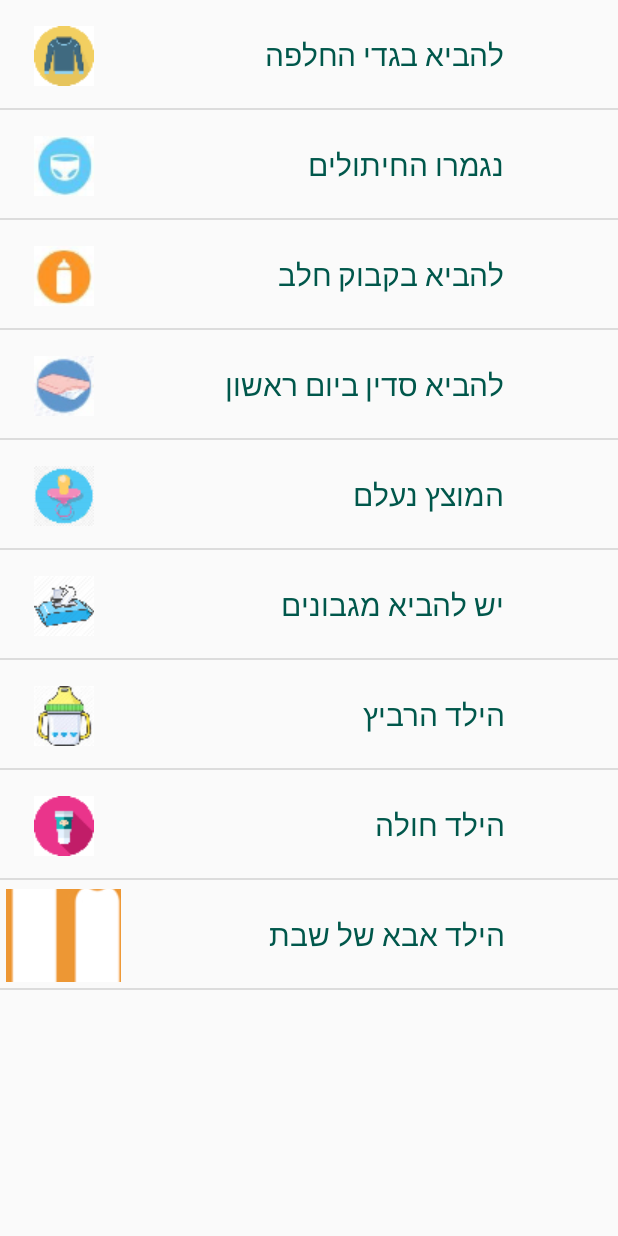
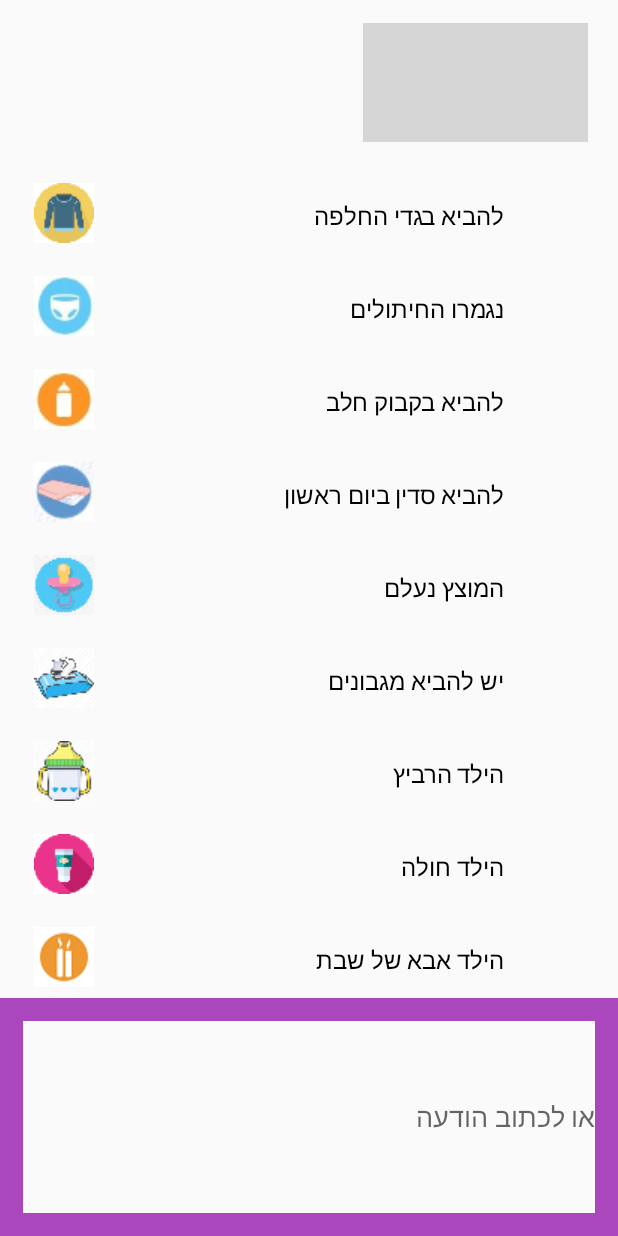
Before and after one commit to NirBercovic/TopGan, an Android app: the screen it shows after launch (MessageParentsActivity), on a phone screen of 412 x 824 dp. Run offline under Robolectric (Android 15) with nearby library versions, the phone set to English and light mode, and no system bars; 2 statements that could not run were skipped; grey boxes are pictures that could not be loaded.

Commit message:
reminder stage4

```diff
--- a/app/src/main/java/com/topgan/MessageParentsScreen/MessageParentsActivity.java
+++ b/app/src/main/java/com/topgan/MessageParentsScreen/MessageParentsActivity.java
@@ -1,25 +1,38 @@
 package com.topgan.MessageParentsScreen;
 
+import android.content.Intent;
+import android.net.Uri;
 import android.support.v7.app.AppCompatActivity;
 import android.os.Bundle;
 import android.support.v7.widget.DividerItemDecoration;
 import android.support.v7.widget.LinearLayoutManager;
 import android.support.v7.widget.RecyclerView;
+import android.text.Editable;
+import android.text.TextWatcher;
 import android.view.View;
+import android.widget.Button;
+import android.widget.EditText;
 import android.widget.Toast;
 
 import com.topgan.ItemClickListener;
 import com.topgan.R;
 
 import java.util.ArrayList;
+import java.util.List;
+import java.util.Set;
 
 public class MessageParentsActivity extends AppCompatActivity implements ItemClickListener {
 
     private RecyclerView recyclerView;
-    private RecyclerView.Adapter mAdapter;
+    private ReminderAdapter mAdapter;
     private RecyclerView.LayoutManager layoutManager;
 
+    private Button btnSend;
+    private EditText etMessage;
+
     ArrayList<Reminder> reminderList;
+
+    private static List<Reminder> remidersSelectedList;
 
     @Override
     protected void onCreate(Bundle savedInstanceState) {
@@ -27,19 +40,24 @@ public class MessageParentsActivity extends AppCompatActivity implements ItemCli
         setContentView(R.layout.activity_message_parents);
 
         recyclerView = (RecyclerView) findViewById(R.id.my_recycler_view);
-        DividerItemDecoration dividerItemDecoration = new DividerItemDecoration(this,
+        btnSend = findViewById(R.id.btnSend);
+        etMessage = findViewById(R.id.etMessage);
+
+        btnSend.setVisibility(View.INVISIBLE);
+
+       /* DividerItemDecoration dividerItemDecoration = new DividerItemDecoration(this,
                 DividerItemDecoration.VERTICAL);
-        recyclerView.addItemDecoration(dividerItemDecoration);
+        recyclerView.addItemDecoration(dividerItemDecoration);*/
 
-        Reminder re0 = new Reminder("להביא בגדי החלפה",R.drawable.reminder0);
-        Reminder re1 = new Reminder("נגמרו החיתולים",R.drawable.reminder1);
-        Reminder re2 = new Reminder("להביא בקבוק חלב",R.drawable.reminder2);
-        Reminder re3 = new Reminder("להביא סדין ביום ראשון",R.drawable.reminder3);
-        Reminder re4 = new Reminder("המוצץ נעלם",R.drawable.reminder4);
-        Reminder re5 = new Reminder("יש להביא מגבונים",R.drawable.reminder5);
-        Reminder re6 = new Reminder("הילד הרביץ",R.drawable.reminder6);
-        Reminder re7 = new Reminder("הילד חולה",R.drawable.reminder7);
-        Reminder re8 = new Reminder("הילד אבא של שבת",R.drawable.reminder8);
+        Reminder re0 = new Reminder("להביא בגדי החלפה", R.drawable.reminder0);
+        Reminder re1 = new Reminder("נגמרו החיתולים", R.drawable.reminder1);
+        Reminder re2 = new Reminder("להביא בקבוק חלב", R.drawable.reminder2);
+        Reminder re3 = new Reminder("להביא סדין ביום ראשון", R.drawable.reminder3);
+        Reminder re4 = new Reminder("המוצץ נעלם", R.drawable.reminder4);
+        Reminder re5 = new Reminder("יש להביא מגבונים", R.drawable.reminder5);
+        Reminder re6 = new Reminder("הילד הרביץ", R.drawable.reminder6);
+        Reminder re7 = new Reminder("הילד חולה", R.drawable.reminder7);
+        Reminder re8 = new Reminder("הילד אבא של שבת", R.drawable.reminder8);
         /*Reminder re9 = new Reminder("הילד ננשך",9);
         Reminder re10 = new Reminder("הילד לא הגיע היום",10);
         Reminder re11 = new Reminder("התנהג יפה ",11);*/
@@ -67,20 +85,67 @@ public class MessageParentsActivity extends AppCompatActivity implements ItemCli
         recyclerView.setLayoutManager(layoutManager);
 
         // specify an adapter (see also next example)
-        mAdapter = new ReminderAdapter(reminderList, MessageParentsActivity.this,MessageParentsActivity.this );
+        mAdapter = new ReminderAdapter(reminderList, MessageParentsActivity.this, MessageParentsActivity.this);
         recyclerView.setAdapter(mAdapter);
+
+        etMessage.addTextChangedListener(new TextWatcher() {
+            @Override
+            public void beforeTextChanged(CharSequence s, int start, int count, int after) {
+
+            }
+
+            @Override
+            public void onTextChanged(CharSequence s, int start, int before, int count) {
+
+            }
+
+            @Override
+            public void afterTextChanged(Editable s) {
+                btnSend.setVisibility(View.VISIBLE);
+            }
+        });
 
     }
 
     @Override
     public void onClick(View view, int position) {
-        Toast.makeText(MessageParentsActivity.this, "onClick", Toast.LENGTH_SHORT).show();
+        //Toast.makeText(MessageParentsActivity.this, "ההודעות נשלחו", Toast.LENGTH_LONG).show();
     }
 
     @Override
     public void onLongClick(View view, int position) {
-        Toast.makeText(MessageParentsActivity.this, "onLongClick", Toast.LENGTH_SHORT).show();
+        btnSend.setVisibility(View.VISIBLE);
+        //Toast.makeText(MessageParentsActivity.this, "onLongClick", Toast.LENGTH_SHORT).show();
+    }
+
+    public void SendClicked(View v) {
+        remidersSelectedList = mAdapter.getReminderSelected();
 
 
+        for (int i = 0; i < remidersSelectedList.size(); i++) {
+            for (int j = 0; i < 3; i++) {
+                // ??
+            }
+        }
+
+        Toast.makeText(MessageParentsActivity.this,remidersSelectedList.size()*3+ "הודעות נשלחו " , Toast.LENGTH_LONG).show();
+        finish();
+
+           /* try {
+                String text = "הודעה לילד מהגננת" + "\r\n" +
+                        remidersSelectedList.get(i).getReminderTitle()+ "\r\n" +
+                        "נשלח באמצעות אפליקציית טופ-גן " ;
+                String toNumber = "972542331750";
+
+                Intent intent = new Intent(Intent.ACTION_VIEW);
+                intent.setData(Uri.parse("http://api.whatsapp.com/send?phone="+toNumber +"&text="+text));
+                startActivity(intent);
+            }
+            catch (Exception e){
+                e.printStackTrace();
+            } */
+
     }
+
+
 }
--- a/app/src/main/java/com/topgan/MessageParentsScreen/ReminderAdapter.java
+++ b/app/src/main/java/com/topgan/MessageParentsScreen/ReminderAdapter.java
@@ -13,15 +13,17 @@ import android.widget.Toast;
 import com.topgan.ItemClickListener;
 import com.topgan.R;
 
+import java.util.ArrayList;
+import java.util.HashSet;
 import java.util.List;
+import java.util.Set;
 
 public class ReminderAdapter extends RecyclerView.Adapter<ReminderAdapter.MyViewHolder> {
     private List<Reminder> reminderList;
     private Context context;
     public ItemClickListener listener;
 
-
-
+    private List<Reminder> reminderSelected;
 
 
     public static class MyViewHolder extends RecyclerView.ViewHolder  {
@@ -38,6 +40,8 @@ public class ReminderAdapter extends RecyclerView.Adapter<ReminderAdapter.MyView
             ivChecked = itemView.findViewById(R.id.ivChecked);
             ivPhotoId = itemView.findViewById(R.id.ivPhotoId);
 
+
+
         }
     }
 
@@ -46,6 +50,7 @@ public class ReminderAdapter extends RecyclerView.Adapter<ReminderAdapter.MyView
         reminderList = myDataset;
         this.context = context;
         this.listener = listener;
+        reminderSelected = new ArrayList<>();
     }
 
     // Create new views (invoked by the layout manager)
@@ -62,7 +67,7 @@ public class ReminderAdapter extends RecyclerView.Adapter<ReminderAdapter.MyView
     // Replace the contents of a view (invoked by the layout manager)
     @Override
     public void onBindViewHolder(final MyViewHolder holder, final int position) {
-        Reminder item = reminderList.get(position);
+        final Reminder item = reminderList.get(position);
         if (item != null) {
 
             holder.tvTitle.setText(item.reminderTitle);
@@ -72,7 +77,17 @@ public class ReminderAdapter extends RecyclerView.Adapter<ReminderAdapter.MyView
             holder.itemView.setOnLongClickListener(new View.OnLongClickListener() {
                 @Override
                 public boolean onLongClick(View v) {
+
+                    if (holder.ivChecked.getVisibility() == View.INVISIBLE) {
+                        holder.ivChecked.setVisibility(View.VISIBLE);
+                        reminderSelected.add(item);
+
+                    } else {
+                        holder.ivChecked.setVisibility(View.INVISIBLE);
+                        reminderSelected.remove(item);
+                    }
                     listener.onLongClick(v, position);
+
                     return false;
                 }
             });
@@ -83,7 +98,6 @@ public class ReminderAdapter extends RecyclerView.Adapter<ReminderAdapter.MyView
                     listener.onClick(v,position);
                 }
             });
-
         }
     }
 
@@ -92,4 +106,10 @@ public class ReminderAdapter extends RecyclerView.Adapter<ReminderAdapter.MyView
     public int getItemCount() {
         return reminderList != null ? reminderList.size() : 0;
     }
+
+    public List<Reminder> getReminderSelected() {
+        return reminderSelected;
+    }
+
+
 }
--- a/app/src/main/res/layout/activity_message_parents.xml
+++ b/app/src/main/res/layout/activity_message_parents.xml
@@ -5,13 +5,45 @@
     xmlns:tools="http://schemas.android.com/tools"
     android:layout_width="match_parent"
     android:layout_height="match_parent"
+    android:orientation="vertical"
+    android:weightSum="1"
     tools:context=".MessageParentsScreen.MessageParentsActivity">
 
+    <ImageButton
+        android:id="@+id/btnSend"
+        android:layout_width="150dp"
+        android:onClick="SendClicked"
+        android:layout_gravity="right"
+        android:layout_marginTop="15dp"
+        android:layout_marginBottom="15dp"
+        android:layout_marginRight="20dp"
+        android:layout_height="0dp"
+        android:layout_weight="0.1"
+        android:background="#ffffff"
+        android:src="@drawable/outline_send_black_18dp_large" />
     <!-- A RecyclerView with some commonly used attributes -->
     <android.support.v7.widget.RecyclerView
         android:id="@+id/my_recycler_view"
-        android:scrollbars="vertical"
         android:layout_width="match_parent"
-        android:layout_height="match_parent"/>
+        android:layout_height="0dp"
+        android:layout_weight="0.7"
+        android:scrollbars="vertical" />
+
+    <LinearLayout
+        android:layout_width="match_parent"
+        android:layout_height="0dp"
+        android:padding="15dp"
+        android:background="@color/colorPrimary"
+        android:layout_weight="0.2">
+
+        <EditText
+            android:id="@+id/etMessage"
+            android:layout_width="match_parent"
+            android:layout_height="match_parent"
+            android:background="#fafafa"
+            android:hint="או לכתוב הודעה" />
+
+    </LinearLayout>
+
 
 </LinearLayout>
--- a/app/src/main/res/layout/reminder_item.xml
+++ b/app/src/main/res/layout/reminder_item.xml
@@ -7,7 +7,7 @@
     <LinearLayout
         android:layout_width="match_parent"
         android:orientation="horizontal"
-        android:layout_height="70dp"
+        android:layout_height="60dp"
         android:layout_marginRight="10dp"
         android:layout_marginTop="2dp">
         <ImageView
@@ -40,8 +40,8 @@
                 android:layout_marginTop="5dp"
                 android:layout_marginLeft="10dp"
                 android:text="Reminder Title"
-                android:textColor="@color/colorPrimaryDark"
-                android:textSize="20sp" />
+                android:textColor="@color/secondaryTextColor"
+                android:textSize="16sp" />
 
         </LinearLayout>
 
--- a/app/src/main/res/values/colors.xml
+++ b/app/src/main/res/values/colors.xml
@@ -1,6 +1,9 @@
 <?xml version="1.0" encoding="utf-8"?>
 <resources>
-    <color name="colorPrimary">#008577</color>
-    <color name="colorPrimaryDark">#00574B</color>
-    <color name="colorAccent">#D81B60</color>
+    <color name="colorPrimary">#ab47bc</color>
+    <color name="colorPrimaryDark">#790e8b</color>
+    <color name="primaryLightColor">#df78ef</color>
+    <color name="colorAccent">#fbc02d</color>
+    <color name="primaryTextColor">#ffffff</color>
+    <color name="secondaryTextColor">#000000</color>
 </resources>
```
Also changed, not shown: app/src/main/res/drawable/reminder8.png.
